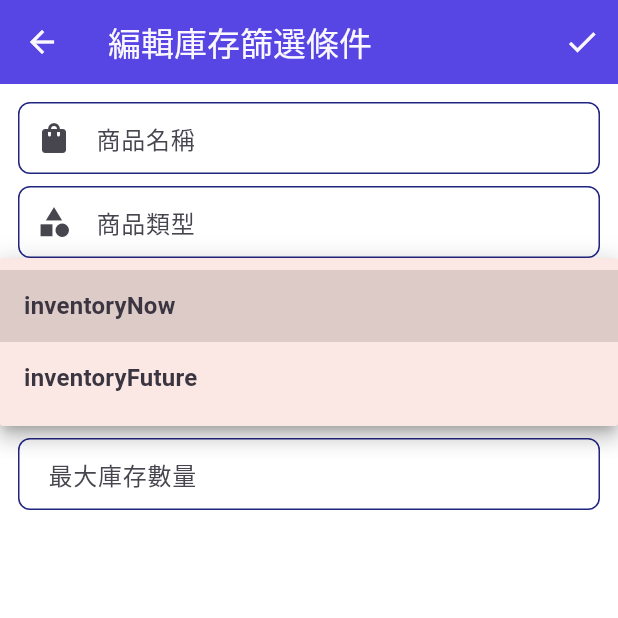
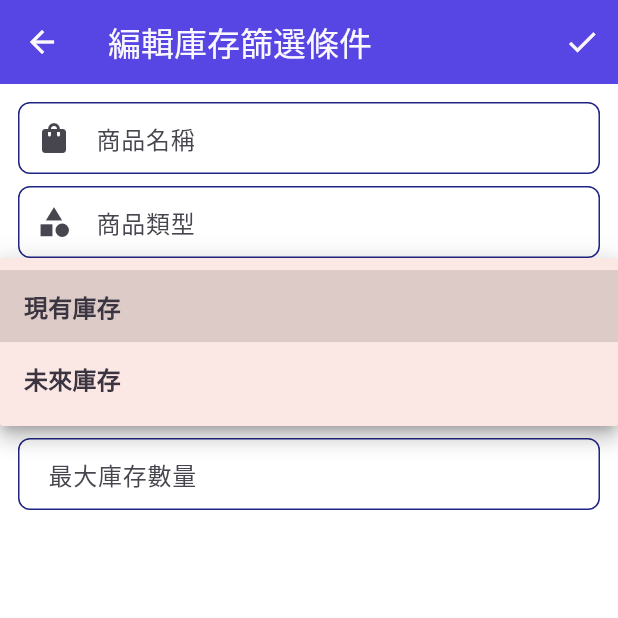
Before and after one commit to cweiting731/Invenza, a Flutter app: the EditInventoryFilterPage screen opened directly, after a tap on "庫存篩選類型", on a phone screen of 412 x 824 dp, the top half of it. Run offline on Flutter 3.47's test engine with Material 3 defaults, Android fonts, the phone set to English and light mode, and no system bars; our stand-ins replace flutter_riverpod, logger.

Commit message:
add filter enum display name

```diff
--- a/lib/models/transfer_data/filter_options.dart
+++ b/lib/models/transfer_data/filter_options.dart
@@ -3,6 +3,17 @@ enum InventoryFilterType {
   inventoryNow,
   inventoryFuture,
 }
+extension InventoryFilterTypeExtension on InventoryFilterType {
+  String get displayName {
+    switch (this) {
+      case InventoryFilterType.inventoryNow:
+        return '現有庫存';
+      case InventoryFilterType.inventoryFuture:
+        return '未來庫存';
+    }
+  }
+}
+
 class FilterOptions {
   final String? commodityName;
   final String? commodityType;
--- a/lib/pages/home_page/edit_inventory_filter.dart
+++ b/lib/pages/home_page/edit_inventory_filter.dart
@@ -94,7 +94,7 @@ class _EditInventoryFilterState extends ConsumerState<EditInventoryFilterPage> {
                   items: InventoryFilterType.values.map((type) {
                     return DropdownMenuItem(
                       value: type,
-                      child: Text(type.toString().split('.').last),
+                      child: Text(type.displayName),
                     );
                   }).toList(),
                   onChanged: (value) {
```
